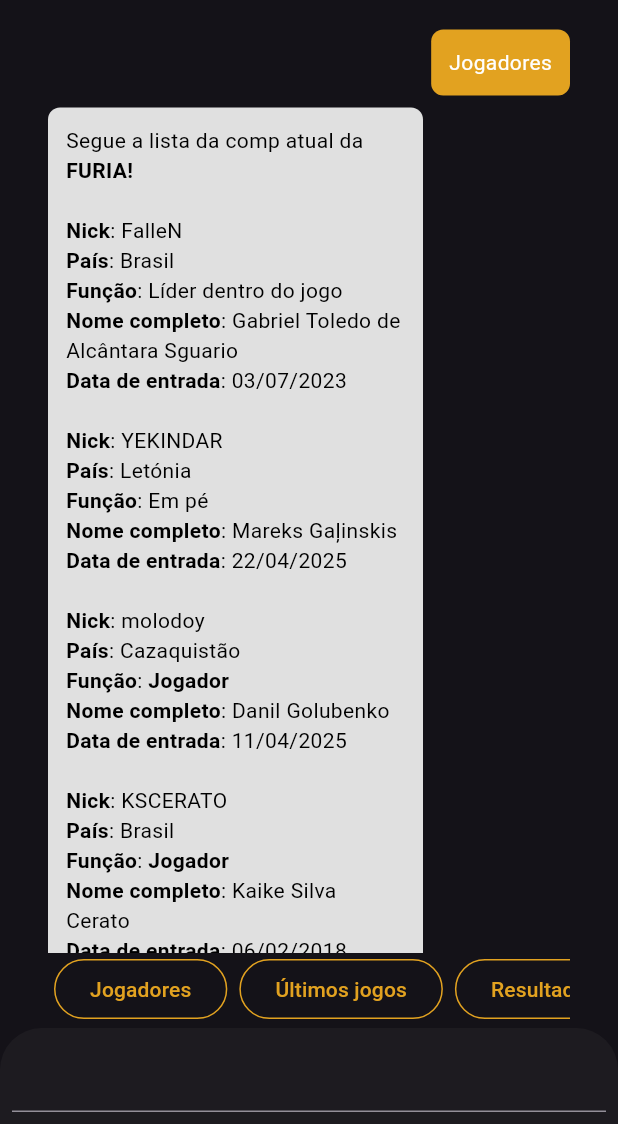
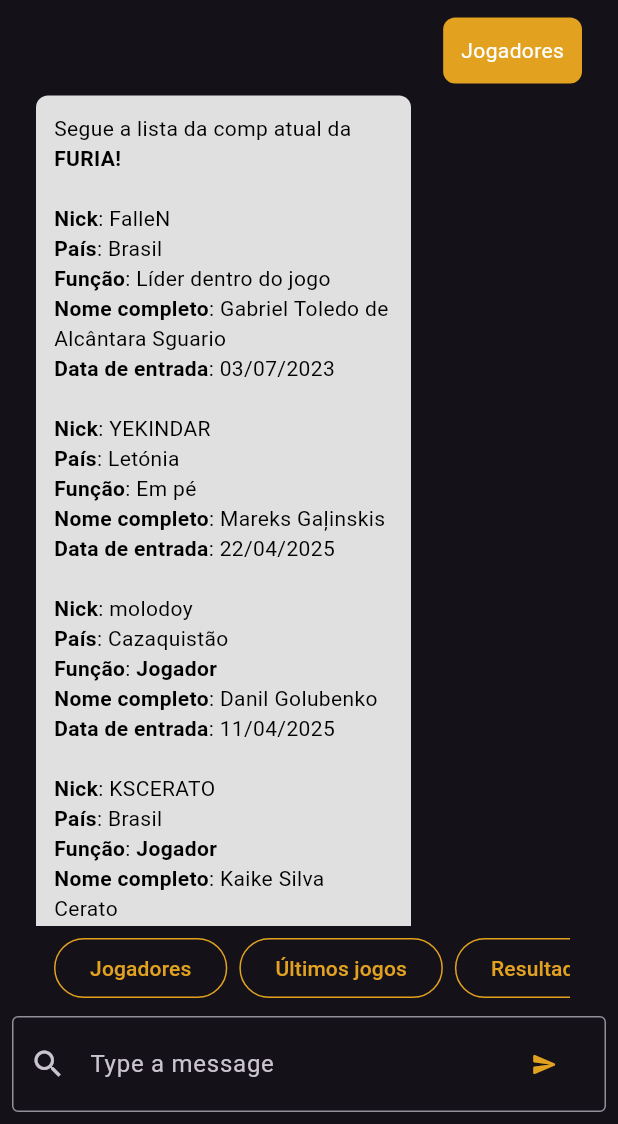
Before and after one commit to agsjohn/desafio_FURIA, a Flutter app: the ChatScreen screen opened directly, after a tap on "Jogadores", on a phone screen of 412 x 824 dp, the part 112-1236 px from its top. Run offline on Flutter 3.47's test engine with Material 3 defaults, Android fonts, the phone set to English and light mode, and no system bars.

Commit message:
features: added new option "faq" to chatBot; added function to insert text in the formField to send to the bot

```diff
--- a/assets/furia.json
+++ b/assets/furia.json
@@ -389,13 +389,13 @@
   ],
   "faq":[
       {
-          "contato": "https://wa.me/5511993404466",
-          "Quantos torneios jogaram a equipe FURIA CS2?": "O time FURIA Counter-Strike já participou de 129 torneios.",
-          "Qual é o recorde de telespectadores do time FURIA CS2?": "O recorde de 1.428.993 telespectadores de pico (IEM Rio Major 2022).",
-          "Como entrar para uma equipe de esports?": "Para ingressar em uma equipe de esports, foque em aprimorar suas habilidades em um jogo específico e participe de torneios online para ganhar experiência e mostrar suas habilidades. Construa uma presença online, conecte-se com jogadores e influenciadores e participe de eventos locais para aumentar suas chances de ser notado por gerentes de equipe ou olheiros.",
-          "Quem é o líder do time do FURIA CS2 no jogo?":"O líder atualmente é o FalleN (Gabriel Toledo de Alcântara Sguario). Presente Professor.",
-          "Quais são os próximos jogos para o time FURIA CS2?": "Atualmente, não há nenhuma partida na agenda da equipe FURIA Counter-Strike.",
-          "lema": "A FURIA é a sua torcida!"
+          "1. Contato": "https://wa.me/5511993404466",
+          "2. Quantos torneios jogaram a equipe FURIA CS2?": "O time FURIA Counter-Strike já participou de 129 torneios.",
+          "3. Qual é o recorde de telespectadores do time FURIA CS2?": "O recorde de 1.428.993 telespectadores de pico (IEM Rio Major 2022).",
+          "4. Como entrar para uma equipe de esports?": "Para ingressar em uma equipe de esports, foque em aprimorar suas habilidades em um jogo específico e participe de torneios online para ganhar experiência e mostrar suas habilidades. Construa uma presença online, conecte-se com jogadores e influenciadores e participe de eventos locais para aumentar suas chances de ser notado por gerentes de equipe ou olheiros.",
+          "5. Quem é o líder do time do FURIA CS2 no jogo?":"O líder atualmente é o FalleN (Gabriel Toledo de Alcântara Sguario). Presente Professor.",
+          "6. Quais são os próximos jogos para o time FURIA CS2?": "Atualmente, não há nenhuma partida na agenda da equipe FURIA Counter-Strike.",
+          "7. Lema": "A FURIA é a sua torcida!"
       }
   ],
   "quiz":[
--- a/lib/data/furia_data.dart
+++ b/lib/data/furia_data.dart
@@ -1,6 +1,7 @@
 import 'dart:convert';
 import 'package:flutter/material.dart';
 import 'package:flutter/services.dart';
+import 'package:my_app/data/model/faq.dart';
 import 'package:my_app/data/model/jogador.dart';
 import 'package:my_app/data/model/resultado_equipe.dart';
 import 'package:my_app/data/model/ultimos_jogos.dart';
@@ -9,13 +10,14 @@ class FuriaData extends ChangeNotifier {
   List<Jogador> listJogadores = [];
   List<UltimosJogos> listUltimosJogos = [];
   List<ResultadoEquipe> listResultadoEquipe = [];
+  List<Faq> listFaq = [];
 
   Future<void> getData() async {
     String jsonString = await rootBundle.loadString('assets/furia.json');
     Map<String, dynamic> data = json.decode(jsonString);
     List<dynamic> jogadoresData = data['jogadores'];
-    for (var jogadoresData in jogadoresData) {
-      Jogador jogador = Jogador.fromJson(jogadoresData);
+    for (var jogadorData in jogadoresData) {
+      Jogador jogador = Jogador.fromJson(jogadorData);
       listJogadores.add(jogador);
     }
 
@@ -34,6 +36,8 @@ class FuriaData extends ChangeNotifier {
       );
       listResultadoEquipe.add(resultadoEquipe);
     }
+
+    listFaq = (data['faq'] as List).map((item) => Faq.fromJson(item)).toList();
   }
 
   String toStringListJogadores() {
@@ -46,6 +50,10 @@ class FuriaData extends ChangeNotifier {
 
   String toStringResultadosEquipe() {
     return "Segue a lista dos últimos ${listResultadoEquipe.length} resultados da equipe da FURIA!\n\n${listResultadoEquipe.map((listElement) => listElement.getResultadoEquipe()).join("\n\n")}";
+  }
+
+  String toStringFaqInicial() {
+    return "O que gostaria de perguntar/saber? \n\n${listFaq[0].perguntas.join("\n")}\n8. Sair";
   }
 
   List<String> getResultadosEquipeEventos() {
--- /dev/null
+++ b/lib/data/model/faq.dart
@@ -0,0 +1,18 @@
+class Faq {
+  List<String> perguntas = [];
+  List<String> respostas = [];
+
+  Faq({required this.perguntas, required this.respostas});
+
+  factory Faq.fromJson(Map<String, dynamic> json) {
+    List<String> perguntas = [];
+    List<String> respostas = [];
+
+    json.forEach((key, value) {
+      perguntas.add(key);
+      respostas.add(value);
+    });
+
+    return Faq(perguntas: perguntas, respostas: respostas);
+  }
+}
--- a/lib/data/palavras_negrito.dart
+++ b/lib/data/palavras_negrito.dart
@@ -22,3 +22,14 @@ List<String> palavrasNegrito = [
   'Ganhos',
   'Data do evento',
 ];
+
+List<String> numerosNegrito = [
+  "1. ",
+  "2. ",
+  "3. ",
+  "4. ",
+  "5. ",
+  "6. ",
+  "7. ",
+  "8. ",
+];
--- a/lib/data/respostas.dart
+++ b/lib/data/respostas.dart
@@ -2,4 +2,7 @@ const Map<String, int> respostas = {
   'Jogadores': 0,
   'Últimos jogos': 1,
   'Resultados da equipe': 2,
+  'Faq': 3,
 };
+
+const List<String> respostasFaq = ["1", "2", "3", "4", "5", "6", "7", "8"];
--- a/lib/ui/screens/chat_screen.dart
+++ b/lib/ui/screens/chat_screen.dart
@@ -17,21 +17,53 @@ class ChatScreen extends StatefulWidget {
 
 class ChatScreenState extends State<ChatScreen> {
   List<ChatMessage> messages = [];
-  ScrollController scrollController = ScrollController();
+  var scrollController = ScrollController();
+  var textFieldController = TextEditingController();
   late FuriaData furiaData;
+  bool faq = false;
+  bool quiz = false;
 
   @override
   Widget build(BuildContext context) {
     //double largura = MediaQuery.of(context).size.width;
-    double altura = MediaQuery.of(context).size.height;
+    // double altura = MediaQuery.of(context).size.height;
 
     furiaData = Provider.of<FuriaData>(context);
 
     return Scaffold(
       appBar: getAppBar(context: context),
-      bottomSheet: Padding(
+      bottomNavigationBar: Container(
         padding: const EdgeInsets.all(8.0),
-        child: TextFormField(),
+        child: TextField(
+          controller: textFieldController,
+          decoration: InputDecoration(
+            prefixIcon: Icon(Icons.search),
+            hintText: "Type a message",
+            border: OutlineInputBorder(
+              // borderRadius: BorderRadius.circular(30),
+              borderSide: BorderSide(
+                color: Colors.black,
+                width: 1,
+                style: BorderStyle.solid,
+              ),
+            ),
+            suffixIcon: Container(
+              margin: EdgeInsets.all(8),
+              child: ElevatedButton(
+                style: ElevatedButton.styleFrom(
+                  elevation: 0,
+                  backgroundColor: Color.fromARGB(0, 255, 255, 255),
+                ),
+                child: Icon(Icons.send_rounded, color: AppColors.mainColor),
+                onPressed: () {
+                  String texto = textFieldController.text;
+                  textFieldController.clear();
+                  userClick(texto);
+                },
+              ),
+            ),
+          ),
+        ),
       ),
       body: Padding(
         padding: EdgeInsets.symmetric(horizontal: 24),
@@ -40,7 +72,6 @@ class ChatScreenState extends State<ChatScreen> {
             Expanded(
               child: ListView.builder(
                 controller: scrollController,
-                padding: EdgeInsets.all(8.0),
                 itemCount: messages.length,
                 itemBuilder: (context, index) {
                   return messages[index];
@@ -48,15 +79,27 @@ class ChatScreenState extends State<ChatScreen> {
               ),
             ),
             Container(
-              margin: EdgeInsets.only(bottom: altura * 0.08),
-              padding: EdgeInsets.symmetric(horizontal: 8),
+              padding: EdgeInsets.only(left: 8, right: 8, top: 4),
               child: SingleChildScrollView(
                 scrollDirection: Axis.horizontal,
                 child: Row(
-                  children: [
+                  children:
+                      faq == false
+                          ? [
                             buildOptionButton('Jogadores'),
                             buildOptionButton('Últimos jogos'),
                             buildOptionButton('Resultados da equipe'),
+                            buildOptionButton('Faq'),
+                          ]
+                          : [
+                            buildOptionButton('1'),
+                            buildOptionButton('2'),
+                            buildOptionButton('3'),
+                            buildOptionButton('4'),
+                            buildOptionButton('5'),
+                            buildOptionButton('6'),
+                            buildOptionButton('7'),
+                            buildOptionButton('8'),
                           ],
                 ),
               ),
@@ -76,13 +119,18 @@ class ChatScreenState extends State<ChatScreen> {
         ),
       );
 
-      Widget responseWidget;
-      if (respostas[option] == 0) {
+      Widget responseWidget = Text(
+        'Desculpe, não entendi.',
+        style: TextStyle(color: Colors.black),
+      );
+      if (faq == false && quiz == false) {
+        if (respostas.keys.elementAt(0).toLowerCase() == option.toLowerCase()) {
           String jogadoresTexto = furiaData.toStringListJogadores();
           responseWidget = Text.rich(
             TextSpan(children: buildTextSpans(jogadoresTexto, palavrasNegrito)),
           );
-      } else if (respostas[option] == 1) {
+        } else if (respostas.keys.elementAt(1).toLowerCase() ==
+            option.toLowerCase()) {
           var palavras = PalavrasNegrito(
             maisPalavras: furiaData.getUltimosJogosTimes(),
           );
@@ -93,7 +141,8 @@ class ChatScreenState extends State<ChatScreen> {
               children: buildTextSpans(ultimosJogos, palavras.maisPalavras),
             ),
           );
-      } else if (respostas[option] == 2) {
+        } else if (respostas.keys.elementAt(2).toLowerCase() ==
+            option.toLowerCase()) {
           var palavras = PalavrasNegrito(
             maisPalavras: furiaData.getResultadosEquipeEventos(),
           );
@@ -103,11 +152,37 @@ class ChatScreenState extends State<ChatScreen> {
               children: buildTextSpans(resultadosEquipe, palavras.maisPalavras),
             ),
           );
+        } else if (respostas.keys.elementAt(3).toLowerCase() ==
+            option.toLowerCase()) {
+          String faqInicial = furiaData.toStringFaqInicial();
+          faq = true;
+          responseWidget = Text.rich(
+            TextSpan(children: buildTextSpans(faqInicial, numerosNegrito)),
+          );
+        }
+      } else if (faq == true) {
+        int? escolha = int.tryParse(option);
+        print(escolha);
+        if (escolha != null) {
+          if (escolha == furiaData.listFaq[0].perguntas.length + 1) {
+            String faqSair = "Você saiu do FAQ. ";
+            faq = false;
+            responseWidget = Text.rich(
+              TextSpan(children: buildTextSpans(faqSair, numerosNegrito)),
+            );
           } else {
-        responseWidget = Text(
-          'Desculpe, não entendi.',
-          style: TextStyle(color: Colors.black),
+            String faqInicial = "\n\n${furiaData.toStringFaqInicial()}";
+            responseWidget = Text.rich(
+              TextSpan(
+                children: buildTextSpans(
+                  furiaData.listFaq.elementAt(0).respostas[escolha - 1] +
+                      faqInicial,
+                  numerosNegrito,
+                ),
+              ),
             );
+          }
+        }
       }
 
       messages.add(ChatMessage(isUser: false, child: responseWidget));
```
Lines whose indentation alone changed are shown as unchanged.
